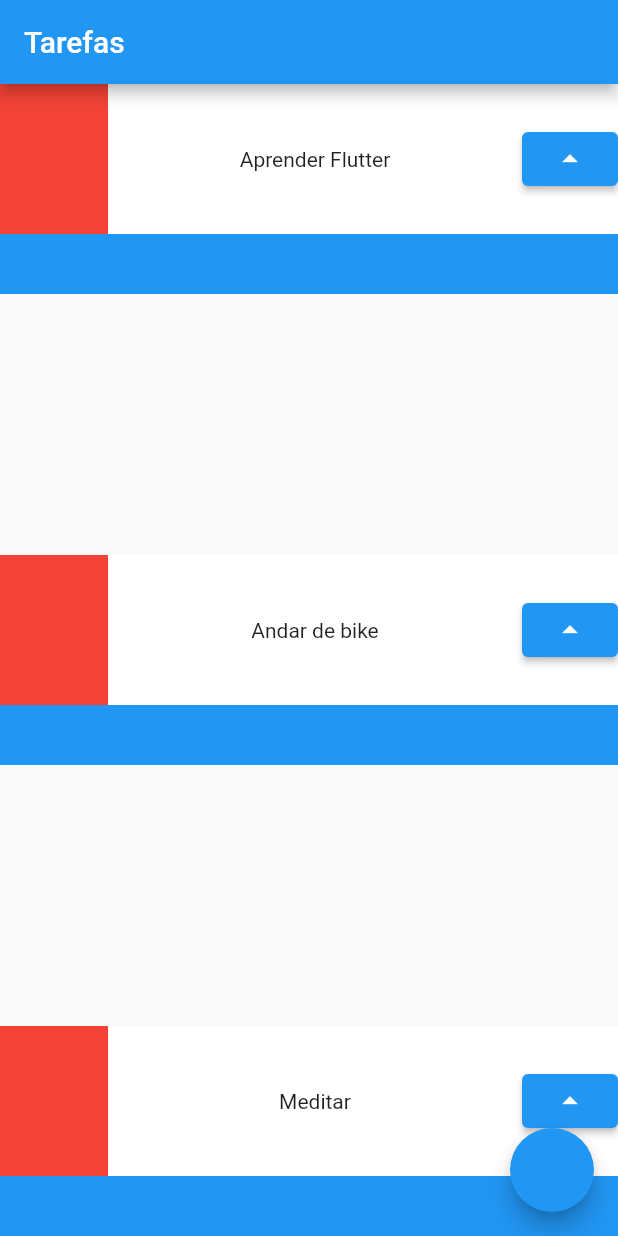
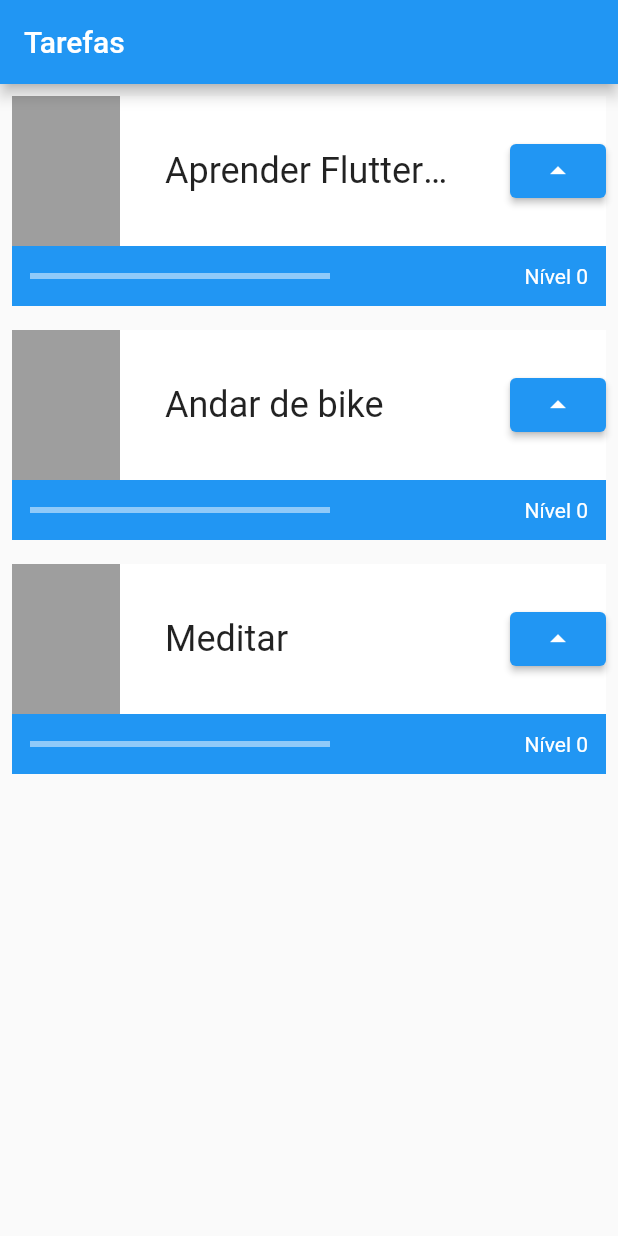
Before and after one commit to davimargelo/alura_flutter_1, a Flutter app: the screen it shows after launch, on a phone screen of 412 x 824 dp. Run offline on Flutter 3.47's test engine with Material 2 defaults, Android fonts, the phone set to English and light mode, and no system bars.

Commit message:
added level up button

```diff
--- a/lib/main.dart
+++ b/lib/main.dart
@@ -1,3 +1,5 @@
+import 'dart:math';
+
 import 'package:flutter/material.dart';
 
 void main() {
@@ -19,28 +21,37 @@ class MyApp extends StatelessWidget {
         appBar: AppBar(
           title: const Text('Tarefas'),
         ),
-        body: Column(
-          mainAxisAlignment: MainAxisAlignment.spaceBetween,
+        body: ListView(
           children: const [
-            TaskCard('Aprender Flutter'),
+            TaskCard(
+                'Aprender Fluttersssssssssssssssssssssssssssss ssssssssssssssss'),
             TaskCard('Andar de bike'),
             TaskCard('Meditar'),
           ],
         ),
-        floatingActionButton: FloatingActionButton(onPressed: () {}),
+        // floatingActionButton: FloatingActionButton(onPressed: () {}),
       ),
     );
   }
 }
 
+class TaskCard extends StatefulWidget {
+  final String name;
 
-class TaskCard extends StatelessWidget {
-  final String name;
   const TaskCard(this.name, {Key? key}) : super(key: key);
 
   @override
+  State<TaskCard> createState() => _TaskCardState();
+}
+
+class _TaskCardState extends State<TaskCard> {
+  int level = 0;
+
+  @override
   Widget build(BuildContext context) {
-    return Container(
+    return Padding(
+      padding: const EdgeInsets.all(8.0),
+      child: Container(
         color: Colors.white,
         child: Column(
           children: [
@@ -51,13 +62,24 @@ class TaskCard extends StatelessWidget {
                 mainAxisAlignment: MainAxisAlignment.spaceBetween,
                 children: [
                   Container(
-                  color: Colors.red,
+                    color: Colors.grey,
                     width: 72,
                     height: 100,
                   ),
-                Text(name),
+                  SizedBox(
+                    width: 200,
+                    child: Text(
+                      widget.name,
+                      style: const TextStyle(
+                          fontSize: 24, overflow: TextOverflow.ellipsis),
+                    ),
+                  ),
                   ElevatedButton(
-                    onPressed: (){},
+                      onPressed: () {
+                        setState(() {
+                          level++;
+                        });
+                      },
                       child: const Icon(Icons.arrow_drop_up))
                 ],
               ),
@@ -65,8 +87,27 @@ class TaskCard extends StatelessWidget {
             Container(
               color: Colors.blue,
               height: 40,
+              child: Padding(
+                padding: const EdgeInsets.all(12),
+                child: Row(
+                  mainAxisAlignment: MainAxisAlignment.spaceBetween,
+                  children: [
+                    SizedBox(
+                        width: 200,
+                        child: LinearProgressIndicator(
+                          color: Colors.white,
+                          value: min(level / 10, 10),
+                        )),
+                    Text(
+                      'Nível $level',
+                      style: const TextStyle(color: Colors.white),
                     )
                   ],
+                ),
+              ),
+            )
+          ],
+        ),
       ),
     );
   }
```
Lines whose indentation alone changed are shown as unchanged.
